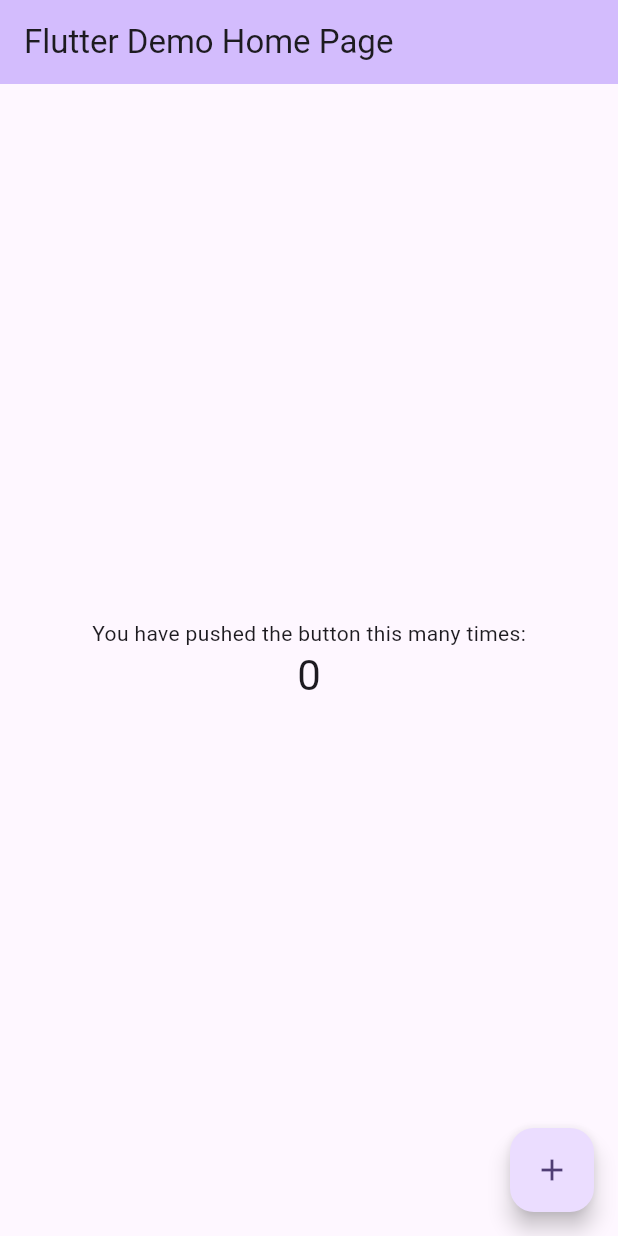
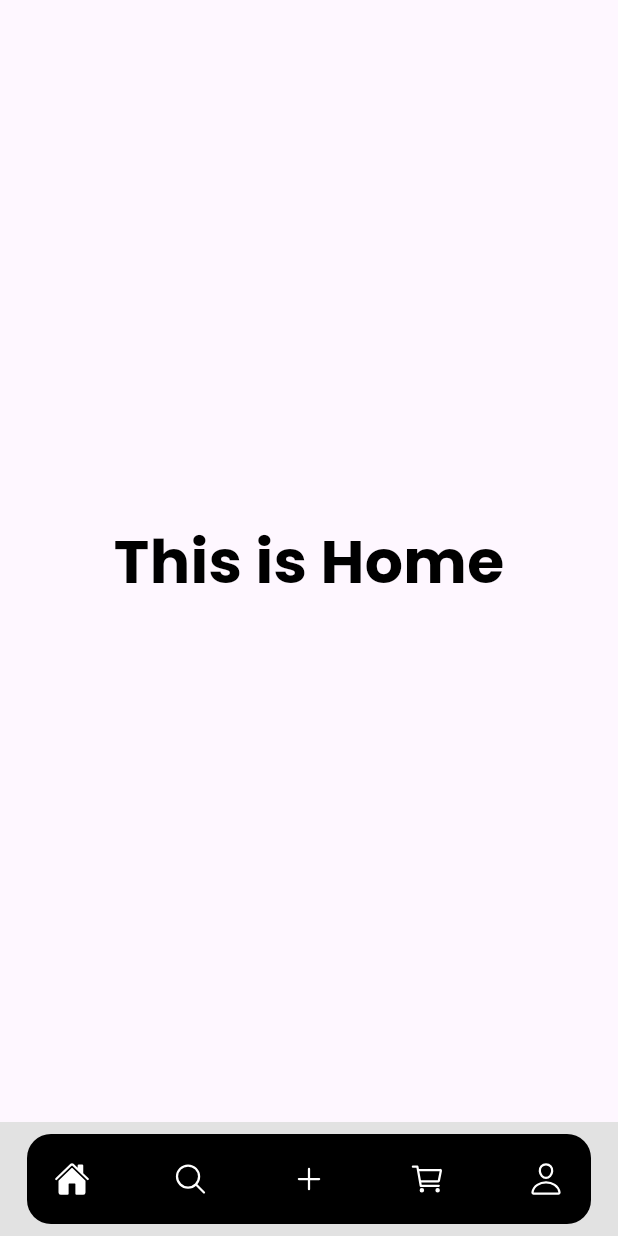
Before and after one commit to Chirran-CR/E-Commerce-App, a Flutter app: the screen it shows after launch, on a phone screen of 412 x 824 dp. Run offline on Flutter 3.47's test engine with Material 3 defaults, Android fonts, the phone set to English and light mode, and no system bars; our stand-ins replace google_fonts, ionicons.

Commit message:
basic state for the screen is managed using Provider

```diff
--- /dev/null
+++ b/lib/controllers/main_screen_notifier.dart
@@ -0,0 +1,12 @@
+import "package:flutter/material.dart";
+
+class MainScreenNotifier extends ChangeNotifier{
+  int _pageIndex = 0;
+
+  int get pageIndex => _pageIndex;
+
+  set pageIndex(int newIndex){
+    _pageIndex = newIndex;
+    notifyListeners();
+  }
+}
--- a/lib/main.dart
+++ b/lib/main.dart
@@ -1,128 +1,28 @@
-import 'package:flutter/material.dart';
+import "package:e_commerce_app/controllers/main_screen_notifier.dart";
+import "package:e_commerce_app/views/ui/main_screen.dart";
+import "package:flutter/material.dart";
+import "package:provider/provider.dart";
 
 void main() {
-  runApp(const MyApp());
+  runApp(
+    MultiProvider(
+      providers: [
+        ChangeNotifierProvider(create: (context) => MainScreenNotifier()),
+
+      ],
+      child: const MyAppWidget(),
+    ),
+  );
 }
 
-class MyApp extends StatelessWidget {
-  const MyApp({super.key});
+class MyAppWidget extends StatelessWidget {
+  const MyAppWidget({super.key});
 
-  // This widget is the root of your application.
   @override
   Widget build(BuildContext context) {
-    return MaterialApp(
-      title: 'Flutter Demo',
-      theme: ThemeData(
-        // This is the theme of your application.
-        //
-        // TRY THIS: Try running your application with "flutter run". You'll see
-        // the application has a purple toolbar. Then, without quitting the app,
-        // try changing the seedColor in the colorScheme below to Colors.green
-        // and then invoke "hot reload" (save your changes or press the "hot
-        // reload" button in a Flutter-supported IDE, or press "r" if you used
-        // the command line to start the app).
-        //
-        // Notice that the counter didn't reset back to zero; the application
-        // state is not lost during the reload. To reset the state, use hot
-        // restart instead.
-        //
-        // This works for code too, not just values: Most code changes can be
-        // tested with just a hot reload.
-        colorScheme: ColorScheme.fromSeed(seedColor: Colors.deepPurple),
-        useMaterial3: true,
-      ),
-      home: const MyHomePage(title: 'Flutter Demo Home Page'),
+    return  MaterialApp(
+      debugShowCheckedModeBanner: false,
+      home: MainScreen(),
     );
   }
 }
-
-class MyHomePage extends StatefulWidget {
-  const MyHomePage({super.key, required this.title});
-
-  // This widget is the home page of your application. It is stateful, meaning
-  // that it has a State object (defined below) that contains fields that affect
-  // how it looks.
-
-  // This class is the configuration for the state. It holds the values (in this
-  // case the title) provided by the parent (in this case the App widget) and
-  // used by the build method of the State. Fields in a Widget subclass are
-  // always marked "final".
-
-  final String title;
-
-  @override
-  State<MyHomePage> createState() => _MyHomePageState();
-}
-
-class _MyHomePageState extends State<MyHomePage> {
-  int _counter = 0;
-
-  void _incrementCounter() {
-    setState(() {
-      // This call to setState tells the Flutter framework that something has
-      // changed in this State, which causes it to rerun the build method below
-      // so that the display can reflect the updated values. If we changed
-      // _counter without calling setState(), then the build method would not be
-      // called again, and so nothing would appear to happen.
-      _counter++;
-      print("insdie onPressed");
-
-    });
-  }
-
-  @override
-  Widget build(BuildContext context) {
-    // This method is rerun every time setState is called, for instance as done
-    // by the _incrementCounter method above.
-    //
-    // The Flutter framework has been optimized to make rerunning build methods
-    // fast, so that you can just rebuild anything that needs updating rather
-    // than having to individually change instances of widgets.
-    print("this is build method before return.,.");
-    return Scaffold(
-      appBar: AppBar(
-        // TRY THIS: Try changing the color here to a specific color (to
-        // Colors.amber, perhaps?) and trigger a hot reload to see the AppBar
-        // change color while the other colors stay the same.
-        backgroundColor: Theme.of(context).colorScheme.inversePrimary,
-        // Here we take the value from the MyHomePage object that was created by
-        // the App.build method, and use it to set our appbar title.
-        title: Text(widget.title),
-      ),
-      body: Center(
-        // Center is a layout widget. It takes a single child and positions it
-        // in the middle of the parent.
-        child: Column(
-          // Column is also a layout widget. It takes a list of children and
-          // arranges them vertically. By default, it sizes itself to fit its
-          // children horizontally, and tries to be as tall as its parent.
-          //
-          // Column has various properties to control how it sizes itself and
-          // how it positions its children. Here we use mainAxisAlignment to
-          // center the children vertically; the main axis here is the vertical
-          // axis because Columns are vertical (the cross axis would be
-          // horizontal).
-          //
-          // TRY THIS: Invoke "debug painting" (choose the "Toggle Debug Paint"
-          // action in the IDE, or press "p" in the console), to see the
-          // wireframe for each widget.
-          mainAxisAlignment: MainAxisAlignment.center,
-          children: <Widget>[
-            const Text(
-              'You have pushed the button this many times:',
-            ),
-            Text(
-              '$_counter',
-              style: Theme.of(context).textTheme.headlineMedium,
-            ),
-          ],
-        ),
-      ),
-      floatingActionButton: FloatingActionButton(
-        onPressed: _incrementCounter,
-        tooltip: 'Increment',
-        child: const Icon(Icons.add),
-      ), // This trailing comma makes auto-formatting nicer for build methods.
-    );
-  }
-}
--- /dev/null
+++ b/lib/views/shared/app_style.dart
@@ -0,0 +1,6 @@
+import "package:flutter/material.dart";
+import "package:google_fonts/google_fonts.dart";
+
+TextStyle appStyle(double size, Color color, FontWeight fw) {
+  return GoogleFonts.poppins(fontSize: size, color: color, fontWeight: fw);
+}
--- /dev/null
+++ b/lib/views/shared/bottom_nav_widget.dart
@@ -0,0 +1,24 @@
+import 'package:flutter/material.dart';
+// import 'package:ionicons/ionicons.dart';
+
+class BottomNavWidget extends StatelessWidget {
+  final void Function()? onTap;
+  final IconData? icon;
+
+  const BottomNavWidget({super.key, this.onTap, this.icon});
+
+  @override
+  Widget build(BuildContext context) {
+    return GestureDetector(
+      onTap: onTap,
+      child: SizedBox(
+        height: 36,
+        width: 36,
+        child: Icon(
+          icon,
+          color: Colors.white,
+        ),
+      ),
+    );
+  }
+}
--- /dev/null
+++ b/lib/views/ui/home_page.dart
@@ -0,0 +1,23 @@
+import "package:e_commerce_app/views/shared/app_style.dart";
+import "package:flutter/material.dart";
+
+class HomePage extends StatefulWidget {
+  const HomePage({super.key});
+
+  @override
+  State<HomePage> createState() => _HomePageState();
+}
+
+class _HomePageState extends State<HomePage> {
+  @override
+  Widget build(BuildContext context) {
+    return Scaffold(
+      body: Center(
+        child: Text(
+          "This is Home",
+          style: appStyle(40, Colors.black, FontWeight.bold),
+        ),
+      ),
+    );
+  }
+}
--- /dev/null
+++ b/lib/views/ui/main_screen.dart
@@ -0,0 +1,138 @@
+import "package:e_commerce_app/controllers/main_screen_notifier.dart";
+import "package:e_commerce_app/views/shared/app_style.dart";
+import "package:e_commerce_app/views/shared/bottom_nav_widget.dart";
+import "package:e_commerce_app/views/ui/cart_page.dart";
+import "package:e_commerce_app/views/ui/home_page.dart";
+import "package:e_commerce_app/views/ui/profile_page.dart";
+import "package:e_commerce_app/views/ui/search_page.dart";
+import "package:flutter/material.dart";
+import "package:ionicons/ionicons.dart";
+import "package:provider/provider.dart";
+
+class MainScreen extends StatelessWidget {
+  MainScreen({super.key});
+
+  final List<Widget> pageList = [
+    const HomePage(),
+    const SearchPage(),
+    const HomePage(),
+    const CartPage(),
+    const ProfilePage(),
+  ];
+
+  @override
+  Widget build(BuildContext context) {
+    return Consumer<MainScreenNotifier>(
+      builder: (context, mainScreenNotifier, child) {
+        return Scaffold(
+          backgroundColor: const Color(0xFFE2E2E2),
+          body: pageList[mainScreenNotifier.pageIndex],
+          bottomNavigationBar: SafeArea(
+            child: Padding(
+              padding: const EdgeInsets.all(8),
+              child: Container(
+                padding: const EdgeInsets.all(12),
+                margin: const EdgeInsets.symmetric(horizontal: 10),
+                decoration: const BoxDecoration(
+                  color: Colors.black,
+                  borderRadius: BorderRadius.all(Radius.circular(16)),
+                ),
+                child: Row(
+                  mainAxisAlignment: MainAxisAlignment.spaceBetween,
+                  children: [
+                    BottomNavWidget(
+                        onTap: () {
+                          mainScreenNotifier.pageIndex = 0;
+                        },
+                        icon: mainScreenNotifier.pageIndex == 0
+                            ? Ionicons.home
+                            : Ionicons.home_outline),
+                    BottomNavWidget(
+                        onTap: () {
+                          mainScreenNotifier.pageIndex = 1;
+                        },
+                        icon: mainScreenNotifier.pageIndex == 1
+                            ? Ionicons.search
+                            : Ionicons.search_outline),
+                    BottomNavWidget(
+                        onTap: () {
+                          mainScreenNotifier.pageIndex = 2;
+                        },
+                        icon: mainScreenNotifier.pageIndex == 2
+                            ? Ionicons.add
+                            : Ionicons.add_outline),
+                    BottomNavWidget(
+                        onTap: () {
+                          mainScreenNotifier.pageIndex = 3;
+                        },
+                        icon: mainScreenNotifier.pageIndex == 3
+                            ? Ionicons.cart
+                            : Ionicons.cart_outline),
+                    BottomNavWidget(
+                        onTap: () {
+                          mainScreenNotifier.pageIndex = 4;
+                        },
+                        icon: mainScreenNotifier.pageIndex == 4
+                            ? Ionicons.person
+                            : Ionicons.person_outline),
+                  ],
+                ),
+              ),
+            ),
+          ),
+        );
+      },
+    );
+  }
+}
+
+
+
+
+// Scaffold(
+//         backgroundColor: const Color(0xFFE2E2E2),
+//         body: pageList[pageIndex],
+//         bottomNavigationBar: SafeArea(
+//           child: Padding(
+//             padding: const EdgeInsets.all(8),
+//             child: Container(
+//               padding: const EdgeInsets.all(12),
+//               margin: const EdgeInsets.symmetric(horizontal: 10),
+//               decoration: const BoxDecoration(
+//                 color: Colors.black,
+//                 borderRadius: BorderRadius.all(Radius.circular(16)),
+//               ),
+//               child: Row(
+//                 mainAxisAlignment: MainAxisAlignment.spaceBetween,
+//                 children: [
+//                   BottomNavWidget(onTap: () {}, icon: Ionicons.home),
+//                   BottomNavWidget(onTap: () {}, icon: Ionicons.search),
+//                   BottomNavWidget(onTap: () {}, icon: Ionicons.add),
+//                   BottomNavWidget(onTap: () {}, icon: Ionicons.cart),
+//                   BottomNavWidget(onTap: () {}, icon: Ionicons.person),
+//                 ],
+//               ),
+//             ),
+//           ),
+//         ),
+//       ),
+// class BottomNavWidget extends StatelessWidget {
+//   const BottomNavWidget({
+//     super.key,
+//   });
+
+//   @override
+//   Widget build(BuildContext context) {
+//     return GestureDetector(
+//       onTap: () {},
+//       child: const SizedBox(
+//         height: 36,
+//         width: 36,
+//         child: Icon(
+//           Ionicons.home,
+//           color: Colors.white,
+//         ),
+//       ),
+//     );
+//   }
+// }
--- a/pubspec.yaml
+++ b/pubspec.yaml
@@ -35,6 +35,9 @@ dependencies:
   # The following adds the Cupertino Icons font to your application.
   # Use with the CupertinoIcons class for iOS style icons.
   cupertino_icons: ^1.0.2
+  google_fonts: ^5.1.0
+  ionicons: ^0.2.2
+  provider: ^6.0.5
 
 dev_dependencies:
   flutter_test:
```
Also changed, not shown: lib/views/ui/cart_page.dart (added, +23 -0 lines), lib/views/ui/profile_page.dart (added, +23 -0 lines), lib/views/ui/search_page.dart (added, +23 -0 lines), lib/views/shared/appStyle.dart (deleted), lib/views/ui/cartpage.dart (deleted), lib/views/ui/homepage.dart (deleted), lib/views/ui/mainscreen.dart (deleted), lib/views/ui/profile.dart (deleted), lib/views/ui/searchpage.dart (deleted), pubspec.lock, 1 other file.
